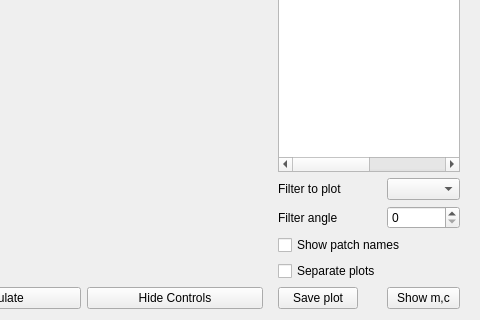
Above: src/pcot/assets/ui/tabs/tabreflectance.ui from AU-ExoMars/PCOT before the change; both pictures show x 466 to 946 and y 345 to 665 of the 946 by 665 pixel window. Below: the same form after it.
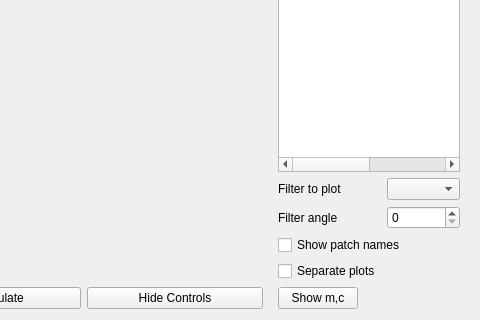
That is the form after the change. Custom widgets are drawn as their Qt base class.

Commit message: Add right-click copy/save context menu to MplWidget; drop redundant Save buttons in plot tabs

```diff
--- a/src/pcot/assets/ui/tabs/tabreflectance.ui
+++ b/src/pcot/assets/ui/tabs/tabreflectance.ui
@@ -252,13 +252,6 @@
        </widget>
       </item>
       <item row="10" column="0">
-       <widget class="QPushButton" name="saveButton">
-        <property name="text">
-         <string>Save plot</string>
-        </property>
-       </widget>
-      </item>
-      <item row="10" column="1">
        <widget class="QPushButton" name="showMCButton">
         <property name="text">
          <string>Show m,c</string>
```
The commit also changes 6 other files.
